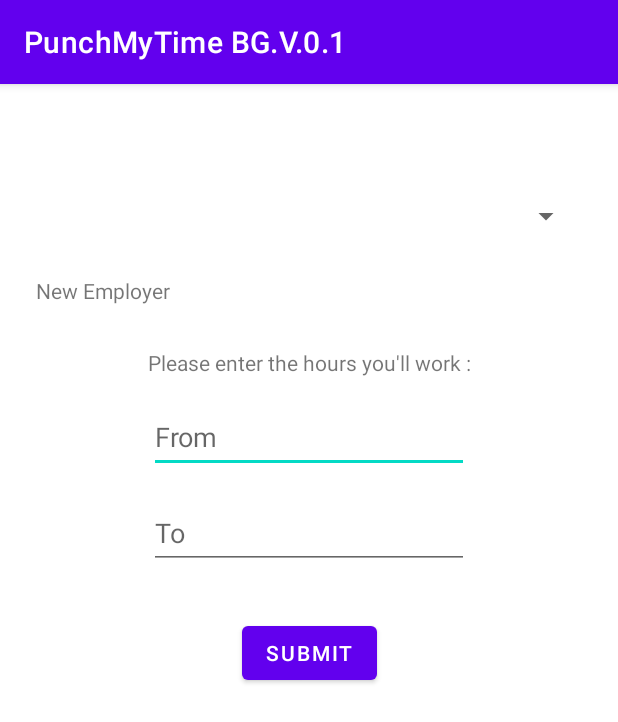
After one commit to bengisugelin/PunchMyTime, an Android app: the NewWorkingHours screen opened directly, with no data from a screen before it, on a phone screen of 412 x 824 dp. The commit adds this screen. Shown: the top 722 px of the screen. Run offline under Robolectric (Android 15) with nearby library versions, the phone set to English and light mode, and no system bars.

Commit message:
Login button has been activated
Home page & New working hours pages' templates were created.

```diff
--- /dev/null
+++ b/app/src/main/java/com/example/punchmytimebgv01/NewWorkingHours.java
@@ -0,0 +1,14 @@
+package com.example.punchmytimebgv01;
+
+import androidx.appcompat.app.AppCompatActivity;
+
+import android.os.Bundle;
+
+public class NewWorkingHours extends AppCompatActivity {
+
+    @Override
+    protected void onCreate(Bundle savedInstanceState) {
+        super.onCreate(savedInstanceState);
+        setContentView(R.layout.activity_new_working_hours);
+    }
+}
--- /dev/null
+++ b/app/src/main/res/layout/activity_new_working_hours.xml
@@ -0,0 +1,78 @@
+<?xml version="1.0" encoding="utf-8"?>
+<androidx.constraintlayout.widget.ConstraintLayout xmlns:android="http://schemas.android.com/apk/res/android"
+    xmlns:app="http://schemas.android.com/apk/res-auto"
+    xmlns:tools="http://schemas.android.com/tools"
+    android:layout_width="match_parent"
+    android:layout_height="match_parent"
+    tools:context=".NewWorkingHours">
+
+    <Spinner
+        android:id="@+id/spnnerEmployerName"
+        android:layout_width="match_parent"
+        android:layout_height="wrap_content"
+        android:layout_marginStart="24dp"
+        android:layout_marginTop="64dp"
+        android:layout_marginEnd="24dp"
+        android:contentDescription="@string/companyNameNewHours"
+        android:minHeight="48dp"
+        app:layout_constraintEnd_toEndOf="parent"
+        app:layout_constraintStart_toStartOf="parent"
+        app:layout_constraintTop_toTopOf="parent" />
+
+    <TextView
+        android:id="@+id/txtNewCompany"
+        android:layout_width="wrap_content"
+        android:layout_height="wrap_content"
+        android:layout_marginTop="16dp"
+        android:text="@string/txtNewEmployer"
+        app:layout_constraintStart_toStartOf="@+id/spnnerEmployerName"
+        app:layout_constraintTop_toBottomOf="@+id/spnnerEmployerName" />
+
+    <TextView
+        android:id="@+id/txtWorkingHoursInput"
+        android:layout_width="wrap_content"
+        android:layout_height="wrap_content"
+        android:layout_marginTop="64dp"
+        android:text="@string/txtWorkingHours"
+        app:layout_constraintEnd_toEndOf="parent"
+        app:layout_constraintStart_toStartOf="parent"
+        app:layout_constraintTop_toBottomOf="@+id/spnnerEmployerName" />
+
+    <EditText
+        android:id="@+id/editTxtTimeNewHours"
+        android:layout_width="wrap_content"
+        android:layout_height="wrap_content"
+        android:layout_marginTop="16dp"
+        android:ems="10"
+        android:hint="@string/txtTimeFrom"
+        android:inputType="time"
+        android:minHeight="48dp"
+        app:layout_constraintEnd_toEndOf="parent"
+        app:layout_constraintStart_toStartOf="parent"
+        app:layout_constraintTop_toBottomOf="@+id/txtWorkingHoursInput"
+        android:autofillHints="" />
+
+    <EditText
+        android:id="@+id/editTextTime2"
+        android:layout_width="wrap_content"
+        android:layout_height="wrap_content"
+        android:layout_marginTop="16dp"
+        android:autofillHints=""
+        android:ems="10"
+        android:hint="@string/txtTimeTo"
+        android:inputType="time"
+        android:minHeight="48dp"
+        app:layout_constraintEnd_toEndOf="parent"
+        app:layout_constraintStart_toStartOf="parent"
+        app:layout_constraintTop_toBottomOf="@+id/editTxtTimeNewHours" />
+
+    <Button
+        android:id="@+id/btnAddNewHours"
+        android:layout_width="wrap_content"
+        android:layout_height="wrap_content"
+        android:layout_marginTop="32dp"
+        android:text="@string/btnAddNewHour"
+        app:layout_constraintEnd_toEndOf="parent"
+        app:layout_constraintStart_toStartOf="parent"
+        app:layout_constraintTop_toBottomOf="@+id/editTextTime2" />
+</androidx.constraintlayout.widget.ConstraintLayout>
--- a/app/src/main/res/values/strings.xml
+++ b/app/src/main/res/values/strings.xml
@@ -15,4 +15,14 @@
     <string name="titleforgotpassword2">NO WORRIES!</string>
     <string name="forgorpwparagraph">We will send an email to reset your password after getting your username and email.</string>
     <string name="forgotPAsswordResetButtonTxt">RESET</string>
+    <string name="txtGreetings">Hello, UserName!</string>
+    <string name="btnaddNew">Add New</string>
+    <string name="btnEdit">Edit</string>
+    <string name="txtSchedule">Your Work Schedule</string>
+    <string name="companyNameNewHours">Company</string>
+    <string name="txtNewEmployer">New Employer</string>
+    <string name="txtWorkingHours">Please enter the hours you\'ll work :</string>
+    <string name="btnAddNewHour">Submit</string>
+    <string name="txtTimeFrom">From</string>
+    <string name="txtTimeTo">To</string>
 </resources>
```
Also changed, not shown: app/src/main/AndroidManifest.xml (+14 -0 lines), app/src/main/java/com/example/punchmytimebgv01/HomePageActivity.java (added, +29 -0 lines), app/src/main/java/com/example/punchmytimebgv01/MainActivity.java (+7 -0 lines), app/src/main/res/layout/activity_home_page.xml (added, +60 -0 lines).
